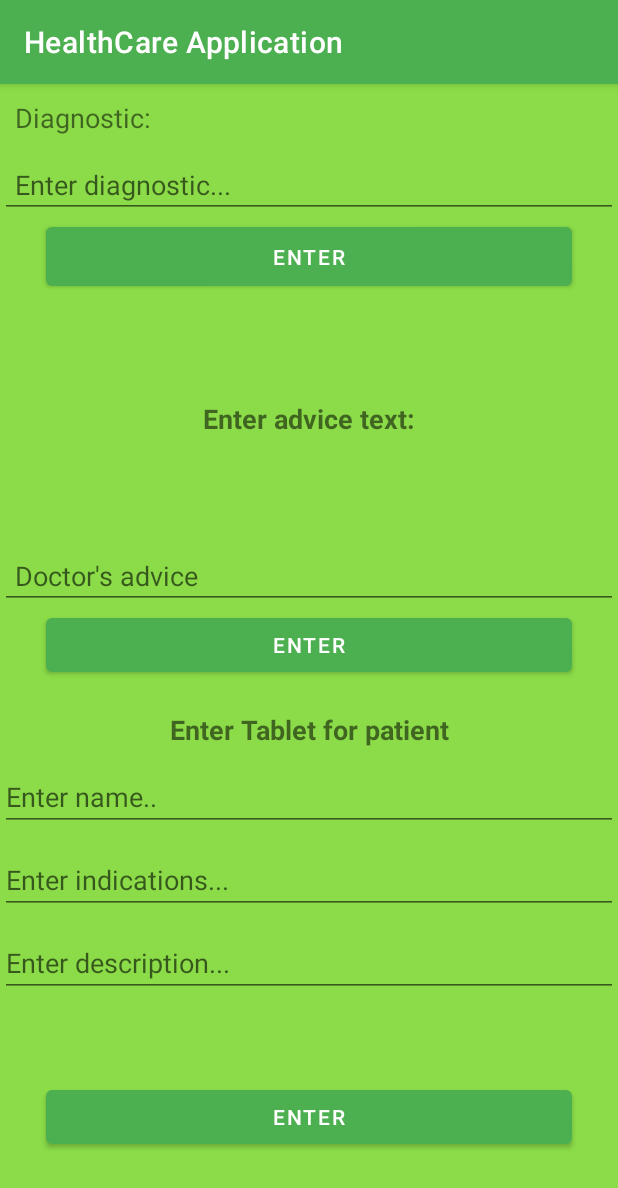
After one commit to TupeaAndrei/AndroidFinalProject, an Android app: the fragment DoctorHelperFragment placed in its activity, on a phone screen of 412 x 824 dp. The commit adds this screen. Shown: the top 1188 px of the screen. Run offline under Robolectric (Android 15) with nearby library versions, the phone set to English and light mode, and no system bars; our stand-ins replace Room's generated code.

Commit message:
Helper doctor fragment.
Add fragment where doctor can add diagnostic for clicked patient,doctor advice and tablets

```diff
--- a/AndroidFinalApp/app/src/main/java/com/example/doctor_patient_app/Dao/PatientDAO.java
+++ b/AndroidFinalApp/app/src/main/java/com/example/doctor_patient_app/Dao/PatientDAO.java
@@ -31,6 +31,7 @@ public interface PatientDAO {
     @Update
     void updatePatient(Patient patient);
 
+
     @Delete
     void deletePatient(Patient patient);
 
--- /dev/null
+++ b/AndroidFinalApp/app/src/main/java/com/example/doctor_patient_app/fragments/DoctorHelperFragment.java
@@ -0,0 +1,169 @@
+package com.example.doctor_patient_app.fragments;
+
+import android.os.Bundle;
+import android.view.LayoutInflater;
+import android.view.View;
+import android.view.ViewGroup;
+import android.widget.Button;
+import android.widget.EditText;
+import android.widget.Toast;
+
+import androidx.annotation.NonNull;
+import androidx.annotation.Nullable;
+import androidx.fragment.app.Fragment;
+
+import com.example.doctor_patient_app.R;
+import com.example.doctor_patient_app.models.dbEntities.DoctorAdvices;
+import com.example.doctor_patient_app.models.dbEntities.Patient;
+import com.example.doctor_patient_app.models.dbEntities.Tablets;
+import com.example.doctor_patient_app.repository.HealthCareRepository;
+import com.example.doctor_patient_app.repository.HealthCareRepositoryListener;
+
+public class DoctorHelperFragment extends Fragment {
+    private EditText diagnosticEdit;
+    private EditText adviceEditText;
+    private EditText nameEdit;
+    private EditText indicationsEdit;
+    private EditText descriptionEdit;
+
+    private Integer patientId;
+    private String patientName;
+    private String patientEmail;
+    private String patientDiagnostic;
+    private Integer patientAge;
+    private Integer patientHeight;
+    private Integer patientWeight;
+    private Integer doctorId;
+
+    private HealthCareRepository healthCareRepository = new HealthCareRepository();
+
+    private static DoctorHelperFragment newInstance(){
+        Bundle args = new Bundle();
+
+        DoctorHelperFragment fragment = new DoctorHelperFragment();
+        fragment.setArguments(args);
+        return fragment;
+    }
+
+    @Override
+    public void onCreate(@Nullable Bundle savedInstanceState) {
+        super.onCreate(savedInstanceState);
+        if (getArguments() != null){
+            patientId = getArguments().getInt("patient_id");
+            patientName = getArguments().getString("patient_name");
+            patientEmail = getArguments().getString("patient_email");
+            patientDiagnostic = getArguments().getString("patient_diagnostic");
+            patientAge = getArguments().getInt("patient_age");
+            patientHeight = getArguments().getInt("patient_height");
+            patientWeight = getArguments().getInt("patient_weight");
+            doctorId = getArguments().getInt("doctor_id");
+        }
+    }
+
+    @Nullable
+    @Override
+    public View onCreateView(@NonNull LayoutInflater inflater, @Nullable ViewGroup container, @Nullable Bundle savedInstanceState) {
+        return inflater.inflate(R.layout.doctor_helper_fragment,container,false);
+    }
+
+    @Override
+    public void onViewCreated(@NonNull View view, @Nullable Bundle savedInstanceState) {
+        super.onViewCreated(view, savedInstanceState);
+        diagnosticEdit = view.findViewById(R.id.patient_diagnostic_update_edit);
+        adviceEditText = view.findViewById(R.id.advice_text_insert_edit);
+        nameEdit = view.findViewById(R.id.tablet_name_insert_edit);
+        indicationsEdit = view.findViewById(R.id.tablet_indications_insert_edit);
+        descriptionEdit = view.findViewById(R.id.tablet_description_insert_edit);
+        Button enterDiagnosticButton = view.findViewById(R.id.enter_diagnostic_button);
+        Button enterAdviceButton = view.findViewById(R.id.enter_advice_button);
+        Button enterTabletButton = view.findViewById(R.id.tablet_button_enter);
+        enterDiagnosticButton.setOnClickListener(v -> {
+            validateDiagnostic();
+        });
+        enterAdviceButton.setOnClickListener(v -> {
+            validateAdvice();
+        });
+        enterTabletButton.setOnClickListener(v -> {
+            validateTablet();
+        });
+    }
+
+    private void validateDiagnostic(){
+        if (getView() == null){
+            return;
+        }
+        String diagnosticString = diagnosticEdit.getText().toString();
+        if (diagnosticString.isEmpty()){
+            diagnosticEdit.setError("This field can't be empty!");
+            return;
+        }else{
+            diagnosticEdit.setError(null);
+        }
+        updateDiagnostic(diagnosticString);
+    }
+
+    private void validateAdvice(){
+        if (getView() == null){
+            return;
+        }
+        String adText = adviceEditText.getText().toString();
+        if (adText.isEmpty()){
+            adviceEditText.setError("This field can't be empty!");
+            return;
+        }else{
+            adviceEditText.setError(null);
+        }
+        insertAdvice(adText);
+    }
+
+    private void validateTablet(){
+        if (getView() == null){
+            return;
+        }
+        String name = nameEdit.getText().toString();
+        String indications = indicationsEdit.getText().toString();
+        String description = descriptionEdit.getText().toString();
+        if (name.isEmpty()){
+            nameEdit.setError("This field can't be empty!");
+            return;
+        }else{
+            nameEdit.setError(null);
+        }
+        if (indications.isEmpty()){
+            indicationsEdit.setError("This field can't be empty!");
+            return;
+        }else{
+            indicationsEdit.setError(null);
+        }
+        if (description.isEmpty()){
+            descriptionEdit.setError("This field can't be empty!");
+            return;
+        }else{
+            descriptionEdit.setError(null);
+        }
+        insertTablet(name,indications,description);
+    }
+
+    private void updateDiagnostic(String diagnostic){
+        Patient updatedPatient = new Patient(patientName,patientEmail,diagnostic,patientAge,
+                patientHeight,patientWeight,doctorId);
+        updatedPatient.setId(patientId);
+        healthCareRepository.updatePatient(updatedPatient, () -> {
+            Toast.makeText(getContext(),"Diagnostic added!",Toast.LENGTH_SHORT);
+        });
+    }
+
+    private void insertAdvice(String adviceText){
+        DoctorAdvices doctorAdvices = new DoctorAdvices(adviceText,patientId);
+        healthCareRepository.insertDoctorAdvice(doctorAdvices, () -> {
+            Toast.makeText(getContext(),"Advice has been inserted!",Toast.LENGTH_SHORT).show();
+        });
+    }
+
+    private void insertTablet(String name,String indications,String description){
+        Tablets tablets = new Tablets(name,description,indications,patientId);
+        healthCareRepository.insertTablet(tablets, () -> {
+            Toast.makeText(getContext(),"Tablet has been inserted!",Toast.LENGTH_SHORT).show();
+        });
+    }
+}
--- a/AndroidFinalApp/app/src/main/java/com/example/doctor_patient_app/interfaces/IActivityFragmentCommunication.java
+++ b/AndroidFinalApp/app/src/main/java/com/example/doctor_patient_app/interfaces/IActivityFragmentCommunication.java
@@ -17,4 +17,5 @@ public interface IActivityFragmentCommunication {
     void loadDoctorAdvicesFragment(Integer patientId);
     void loadUpdateDoctorFragment(Doctor doctor);
     void loadUpdatePatientFragment(Patient patient);
+    void loadDoctorHelperFragment(Patient patient);
 }
--- /dev/null
+++ b/AndroidFinalApp/app/src/main/res/layout/doctor_helper_fragment.xml
@@ -0,0 +1,141 @@
+<?xml version="1.0" encoding="utf-8"?>
+<androidx.constraintlayout.widget.ConstraintLayout xmlns:android="http://schemas.android.com/apk/res/android"
+    android:layout_width="match_parent"
+    android:layout_height="match_parent"
+    xmlns:app="http://schemas.android.com/apk/res-auto"
+    android:background="@color/faded_green">
+
+    <TextView
+        android:id="@+id/patient_diagnostic_update_text"
+        android:layout_width="wrap_content"
+        android:layout_height="wrap_content"
+        app:layout_constraintTop_toTopOf="parent"
+        app:layout_constraintStart_toStartOf="parent"
+        android:padding="@dimen/small_padding_dimen"
+        android:text="@string/diagnostic"
+        android:textSize="@dimen/default_email_dimension"
+        />
+
+    <EditText
+        android:id="@+id/patient_diagnostic_update_edit"
+        android:layout_width="0dp"
+        android:layout_height="wrap_content"
+        app:layout_constraintTop_toBottomOf="@id/patient_diagnostic_update_text"
+        app:layout_constraintStart_toStartOf="parent"
+        app:layout_constraintEnd_toEndOf="parent"
+        android:hint="@string/enter_diagnostic"
+        android:padding="@dimen/small_padding_dimen"
+        android:textSize="@dimen/default_email_dimension"
+        />
+
+    <Button
+        android:id="@+id/enter_diagnostic_button"
+        android:layout_width="0dp"
+        android:layout_height="wrap_content"
+        app:layout_constraintTop_toBottomOf="@id/patient_diagnostic_update_edit"
+        android:padding="@dimen/small_padding_dimen"
+        app:layout_constraintStart_toStartOf="parent"
+        app:layout_constraintEnd_toEndOf="parent"
+        android:text="@string/enter"
+        app:layout_constraintWidth_percent="0.85"
+        />
+
+    <TextView
+        android:id="@+id/advice_text_insert"
+        android:layout_width="wrap_content"
+        android:layout_height="wrap_content"
+        app:layout_constraintTop_toBottomOf="@id/enter_diagnostic_button"
+        app:layout_constraintStart_toStartOf="parent"
+        app:layout_constraintEnd_toEndOf="parent"
+        android:text="@string/enter_advice_text"
+        android:padding="@dimen/big_padding"
+        android:textSize="@dimen/default_email_dimension"
+        android:textStyle="bold"
+        />
+
+    <EditText
+        android:id="@+id/advice_text_insert_edit"
+        android:layout_width="0dp"
+        android:layout_height="wrap_content"
+        app:layout_constraintTop_toBottomOf="@id/advice_text_insert"
+        app:layout_constraintStart_toStartOf="parent"
+        app:layout_constraintEnd_toEndOf="parent"
+        android:hint="@string/doctor_s_advice"
+        android:padding="@dimen/small_padding_dimen"
+        android:textSize="@dimen/default_email_dimension"
+        android:maxLines="3"
+        />
+
+    <Button
+        android:id="@+id/enter_advice_button"
+        android:layout_width="0dp"
+        android:layout_height="wrap_content"
+        app:layout_constraintTop_toBottomOf="@id/advice_text_insert_edit"
+        app:layout_constraintStart_toStartOf="parent"
+        app:layout_constraintEnd_toEndOf="parent"
+        app:layout_constraintWidth_percent="0.85"
+        android:text="@string/enter"
+        />
+
+    <TextView
+        android:id="@+id/tablet_title"
+        android:layout_width="wrap_content"
+        android:layout_height="wrap_content"
+        app:layout_constraintTop_toBottomOf="@id/enter_advice_button"
+        app:layout_constraintStart_toStartOf="parent"
+        app:layout_constraintEnd_toEndOf="parent"
+        android:layout_marginTop="@dimen/medium_padding"
+        android:text="@string/enter_tablet_for_patient"
+        android:textSize="@dimen/default_email_dimension"
+        android:textStyle="bold"
+        />
+
+    <EditText
+        android:id="@+id/tablet_name_insert_edit"
+        android:layout_width="0dp"
+        android:layout_height="wrap_content"
+        app:layout_constraintTop_toBottomOf="@id/tablet_title"
+        app:layout_constraintEnd_toEndOf="parent"
+        app:layout_constraintStart_toStartOf="parent"
+        android:hint="@string/enter_name"
+        android:layout_marginTop="@dimen/small_padding_dimen"
+        android:textSize="@dimen/default_email_dimension"
+        />
+
+    <EditText
+        android:id="@+id/tablet_indications_insert_edit"
+        android:layout_width="0dp"
+        android:layout_height="wrap_content"
+        app:layout_constraintTop_toBottomOf="@id/tablet_name_insert_edit"
+        app:layout_constraintStart_toStartOf="parent"
+        app:layout_constraintEnd_toEndOf="parent"
+        android:hint="@string/enter_indications"
+        android:layout_marginTop="@dimen/small_padding_dimen"
+        />
+
+    <EditText
+        android:id="@+id/tablet_description_insert_edit"
+        android:layout_width="0dp"
+        android:layout_height="wrap_content"
+        app:layout_constraintTop_toBottomOf="@id/tablet_indications_insert_edit"
+        app:layout_constraintStart_toStartOf="parent"
+        app:layout_constraintEnd_toEndOf="parent"
+        android:hint="@string/enter_description"
+        android:layout_marginTop="@dimen/small_padding_dimen"
+        />
+
+    <Button
+        android:id="@+id/tablet_button_enter"
+        android:layout_width="0dp"
+        android:layout_height="wrap_content"
+        app:layout_constraintTop_toBottomOf="@id/tablet_description_insert_edit"
+        app:layout_constraintStart_toStartOf="parent"
+        app:layout_constraintEnd_toEndOf="parent"
+        app:layout_constraintBottom_toBottomOf="parent"
+        android:text="@string/enter"
+        app:layout_constraintWidth_percent="0.85"
+        />
+
+
+
+</androidx.constraintlayout.widget.ConstraintLayout>
--- a/AndroidFinalApp/app/src/main/res/values/strings.xml
+++ b/AndroidFinalApp/app/src/main/res/values/strings.xml
@@ -1,5 +1,5 @@
 <resources>
-    <string name="app_name">Doctor-Patient-App</string>
+    <string name="app_name">HealthCare Application</string>
     <string name="doctor_registration">Doctor Registration</string>
     <string name="email_hint">Enter email...</string>
     <string name="hint_password">Enter password..</string>
@@ -21,4 +21,13 @@
     <string name="done">Done</string>
     <string name="enter_height">Enter height...</string>
     <string name="enter_weight">Enter weight..</string>
+    <string name="diagnostic">Diagnostic:</string>
+    <string name="enter_diagnostic">Enter diagnostic...</string>
+    <string name="enter">Enter</string>
+    <string name="enter_advice_text">Enter advice text:</string>
+    <string name="doctor_s_advice">Doctor\'s advice</string>
+    <string name="enter_tablet_for_patient">Enter Tablet for patient</string>
+    <string name="name">Name:</string>
+    <string name="enter_indications">Enter indications...</string>
+    <string name="enter_description">Enter description...</string>
 </resources>
--- a/AndroidFinalApp/app/src/main/res/values/themes.xml
+++ b/AndroidFinalApp/app/src/main/res/values/themes.xml
@@ -2,8 +2,8 @@
     <!-- Base application theme. -->
     <style name="Theme.DoctorPatientApp" parent="Theme.MaterialComponents.DayNight.DarkActionBar">
         <!-- Primary brand color. -->
-        <item name="colorPrimary">@color/purple_500</item>
-        <item name="colorPrimaryVariant">@color/purple_700</item>
+        <item name="colorPrimary">@color/light_green</item>
+        <item name="colorPrimaryVariant">@color/faded_green</item>
         <item name="colorOnPrimary">@color/white</item>
         <!-- Secondary brand color. -->
         <item name="colorSecondary">@color/teal_200</item>
```
Also changed, not shown: AndroidFinalApp/app/src/main/java/com/example/doctor_patient_app/MainActivity.java (+14 -0 lines), AndroidFinalApp/app/src/main/java/com/example/doctor_patient_app/adapters/PatientAdapter.java (+22 -0 lines), AndroidFinalApp/app/src/main/java/com/example/doctor_patient_app/helpers/BundleMaker.java (+16 -0 lines).
